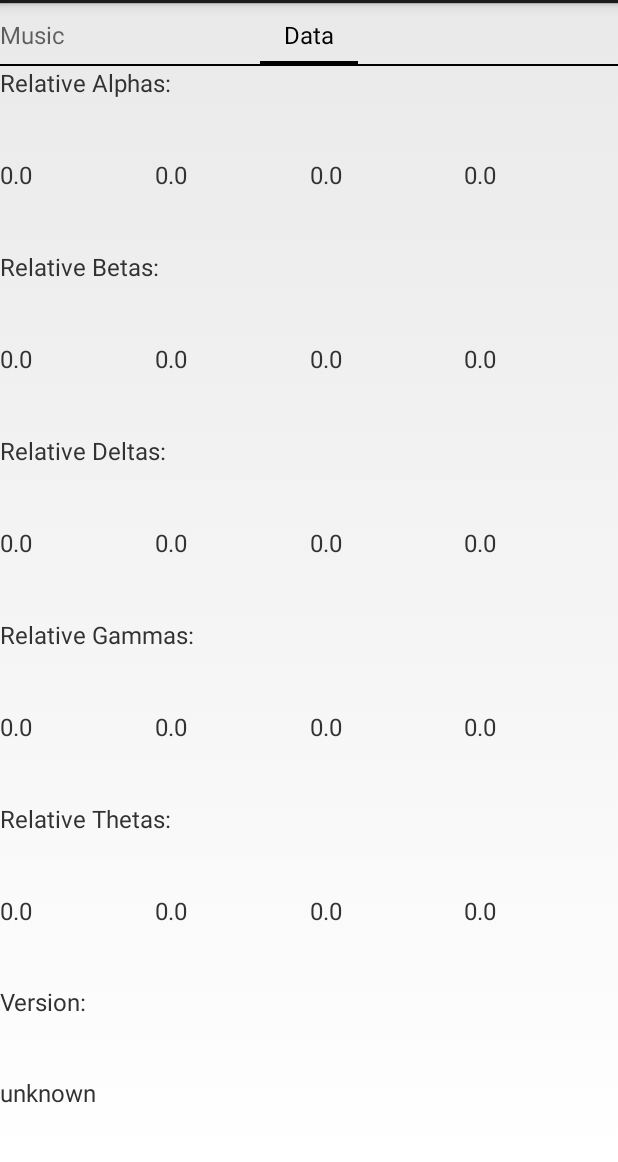
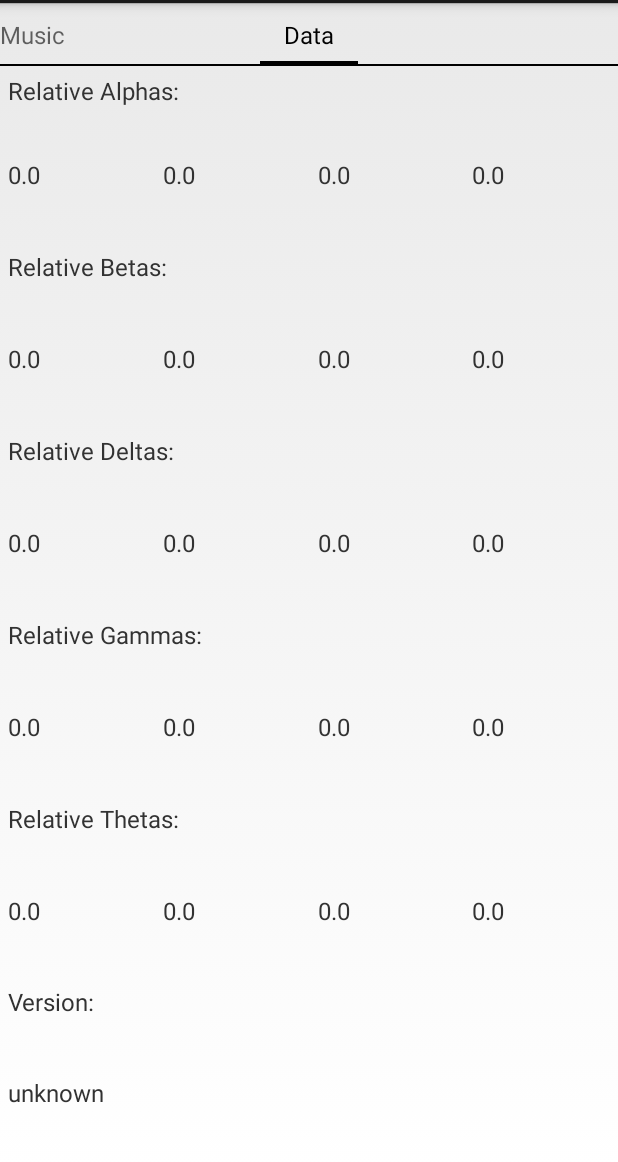
Before and after one commit to ZoeAstra/muse-ic, an Android app: the screen it shows after launch (MainActivity), after a tap on "Data", on a phone screen of 412 x 824 dp, the part 69-1231 px from its top. Run offline under Robolectric (Android 15) with nearby library versions, the phone set to English and light mode, and no system bars.

Commit message:
minor aesthetic changes

```diff
--- a/app/src/main/res/layout/fragmenttab1.xml
+++ b/app/src/main/res/layout/fragmenttab1.xml
@@ -10,7 +10,8 @@
     <LinearLayout
         android:layout_width="match_parent"
         android:layout_height="45dp"
-        android:orientation="horizontal" >
+        android:orientation="horizontal"
+        android:gravity="center_vertical|center_horizontal">
         <Button
             android:id="@+id/refresh"
             android:layout_width="100dp"
@@ -30,21 +31,25 @@
     <TextView
         android:layout_width="fill_parent"
         android:layout_height="wrap_content"
-        android:layout_weight="1"
+        android:layout_weight="0.16"
         android:textSize="16sp"
-        android:text="@string/status" />
+        android:text="@string/status"
+        android:paddingLeft="5dp" />
     <TextView
         android:id="@+id/con_status"
         android:layout_width="fill_parent"
         android:layout_height="wrap_content"
-        android:layout_weight="1"
+        android:layout_weight="0.15"
         android:textSize="16sp"
-        android:text="@string/undefined" />
+        android:text="@string/undefined"
+        android:paddingLeft="5dp" />
 
     <LinearLayout
         android:orientation="vertical"
         android:layout_width="fill_parent"
-        android:layout_height="wrap_content">
+        android:layout_height="wrap_content"
+        android:layout_weight="0.31"
+        android:gravity="center_vertical">
 
         <CheckBox
             android:layout_width="wrap_content"
@@ -83,13 +88,16 @@
         android:layout_width="match_parent"
         android:layout_height="45dp"
         android:orientation="horizontal"
-        android:weightSum="1">
+        android:weightSum="1"
+        android:gravity="center_vertical|center_horizontal"
+        android:layout_weight="0.14">
         <Button
             android:id="@+id/pause"
             android:layout_width="150dp"
-            android:layout_height="40dp"
+            android:layout_height="63dp"
             android:text="@string/pause"
-            android:singleLine="false" />
+            android:singleLine="false"
+            android:layout_weight="0.25" />
 
     </LinearLayout>
 </LinearLayout>
--- a/app/src/main/res/layout/fragmenttab2.xml
+++ b/app/src/main/res/layout/fragmenttab2.xml
@@ -8,7 +8,9 @@ android:layout_height="match_parent">
     android:layout_height="match_parent"
     android:layout_weight="1"
     android:textSize="16sp"
-    android:text="@string/muse_elem" />
+    android:text="@string/muse_elem"
+    android:paddingLeft="5dp"
+    android:paddingTop="5dp" />
 <LinearLayout
     android:layout_width="match_parent"
     android:layout_height="match_parent"
@@ -20,28 +22,32 @@ android:layout_height="match_parent">
         android:layout_height="match_parent"
         android:layout_weight="1"
         android:textSize="16sp"
-        android:text="@string/init_val" />
+        android:text="@string/init_val"
+        android:paddingLeft="5dp" />
     <TextView
         android:id="@+id/elem2"
         android:layout_width="match_parent"
         android:layout_height="match_parent"
         android:layout_weight="1"
         android:textSize="16sp"
-        android:text="@string/init_val" />
+        android:text="@string/init_val"
+        android:paddingLeft="5dp" />
     <TextView
         android:id="@+id/elem3"
         android:layout_width="match_parent"
         android:layout_height="match_parent"
         android:layout_weight="1"
         android:textSize="16sp"
-        android:text="@string/init_val" />
+        android:text="@string/init_val"
+        android:paddingLeft="5dp" />
     <TextView
         android:id="@+id/elem4"
         android:layout_width="match_parent"
         android:layout_height="match_parent"
         android:layout_weight="1"
         android:textSize="16sp"
-        android:text="@string/init_val" />
+        android:text="@string/init_val"
+        android:paddingLeft="5dp" />
 </LinearLayout>
 
 <TextView
@@ -50,7 +56,8 @@ android:layout_height="match_parent">
     android:layout_weight="1"
     android:textSize="16sp"
     android:text="@string/beta_elem"
-    android:id="@+id/betaHead" />
+    android:id="@+id/betaHead"
+    android:paddingLeft="5dp" />
 
 <LinearLayout
     android:layout_width="match_parent"
@@ -64,7 +71,8 @@ android:layout_height="match_parent">
         android:layout_height="match_parent"
         android:layout_weight="1"
         android:textSize="16sp"
-        android:text="@string/init_val" />
+        android:text="@string/init_val"
+        android:paddingLeft="5dp" />
 
     <TextView
         android:id="@+id/beta2"
@@ -72,7 +80,8 @@ android:layout_height="match_parent">
         android:layout_height="match_parent"
         android:layout_weight="1"
         android:textSize="16sp"
-        android:text="@string/init_val" />
+        android:text="@string/init_val"
+        android:paddingLeft="5dp" />
 
     <TextView
         android:id="@+id/beta3"
@@ -80,7 +89,8 @@ android:layout_height="match_parent">
         android:layout_height="match_parent"
         android:layout_weight="1"
         android:textSize="16sp"
-        android:text="@string/init_val" />
+        android:text="@string/init_val"
+        android:paddingLeft="5dp" />
 
     <TextView
         android:id="@+id/beta4"
@@ -88,7 +98,8 @@ android:layout_height="match_parent">
         android:layout_height="match_parent"
         android:layout_weight="1"
         android:textSize="16sp"
-        android:text="@string/init_val" />
+        android:text="@string/init_val"
+        android:paddingLeft="5dp" />
 </LinearLayout>
 
 <TextView
@@ -97,7 +108,8 @@ android:layout_height="match_parent">
     android:layout_weight="1"
     android:textSize="16sp"
     android:text="@string/delta_elem"
-    android:id="@+id/deltaHead" />
+    android:id="@+id/deltaHead"
+    android:paddingLeft="5dp" />
 
 <LinearLayout
     android:layout_width="match_parent"
@@ -111,7 +123,8 @@ android:layout_height="match_parent">
         android:layout_height="match_parent"
         android:layout_weight="1"
         android:textSize="16sp"
-        android:text="@string/init_val" />
+        android:text="@string/init_val"
+        android:paddingLeft="5dp" />
 
     <TextView
         android:id="@+id/delta2"
@@ -119,7 +132,8 @@ android:layout_height="match_parent">
         android:layout_height="match_parent"
         android:layout_weight="1"
         android:textSize="16sp"
-        android:text="@string/init_val" />
+        android:text="@string/init_val"
+        android:paddingLeft="5dp" />
 
     <TextView
         android:id="@+id/delta3"
@@ -127,7 +141,8 @@ android:layout_height="match_parent">
         android:layout_height="match_parent"
         android:layout_weight="1"
         android:textSize="16sp"
-        android:text="@string/init_val" />
+        android:text="@string/init_val"
+        android:paddingLeft="5dp" />
 
     <TextView
         android:id="@+id/delta4"
@@ -135,7 +150,8 @@ android:layout_height="match_parent">
         android:layout_height="match_parent"
         android:layout_weight="1"
         android:textSize="16sp"
-        android:text="@string/init_val" />
+        android:text="@string/init_val"
+        android:paddingLeft="5dp" />
 </LinearLayout>
 
 <TextView
@@ -144,7 +160,8 @@ android:layout_height="match_parent">
     android:layout_weight="1"
     android:textSize="16sp"
     android:text="@string/gamma_elem"
-    android:id="@+id/gammaHead" />
+    android:id="@+id/gammaHead"
+    android:paddingLeft="5dp" />
 
 <LinearLayout
     android:layout_width="match_parent"
@@ -158,7 +175,8 @@ android:layout_height="match_parent">
         android:layout_height="match_parent"
         android:layout_weight="1"
         android:textSize="16sp"
-        android:text="@string/init_val" />
+        android:text="@string/init_val"
+        android:paddingLeft="5dp" />
 
     <TextView
         android:id="@+id/gamma2"
@@ -166,7 +184,8 @@ android:layout_height="match_parent">
         android:layout_height="match_parent"
         android:layout_weight="1"
         android:textSize="16sp"
-        android:text="@string/init_val" />
+        android:text="@string/init_val"
+        android:paddingLeft="5dp" />
 
     <TextView
         android:id="@+id/gamma3"
@@ -174,7 +193,8 @@ android:layout_height="match_parent">
         android:layout_height="match_parent"
         android:layout_weight="1"
         android:textSize="16sp"
-        android:text="@string/init_val" />
+        android:text="@string/init_val"
+        android:paddingLeft="5dp" />
 
     <TextView
         android:id="@+id/gamma4"
@@ -182,7 +202,8 @@ android:layout_height="match_parent">
         android:layout_height="match_parent"
         android:layout_weight="1"
         android:textSize="16sp"
-        android:text="@string/init_val" />
+        android:text="@string/init_val"
+        android:paddingLeft="5dp" />
 </LinearLayout>
 
 <TextView
@@ -191,7 +212,8 @@ android:layout_height="match_parent">
     android:layout_weight="1"
     android:textSize="16sp"
     android:text="@string/theta_elem"
-    android:id="@+id/thetaHead" />
+    android:id="@+id/thetaHead"
+    android:paddingLeft="5dp" />
 
 <LinearLayout
     android:layout_width="match_parent"
@@ -205,7 +227,8 @@ android:layout_height="match_parent">
         android:layout_height="match_parent"
         android:layout_weight="1"
         android:textSize="16sp"
-        android:text="@string/init_val" />
+        android:text="@string/init_val"
+        android:paddingLeft="5dp" />
 
     <TextView
         android:id="@+id/theta2"
@@ -213,7 +236,8 @@ android:layout_height="match_parent">
         android:layout_height="match_parent"
         android:layout_weight="1"
         android:textSize="16sp"
-        android:text="@string/init_val" />
+        android:text="@string/init_val"
+        android:paddingLeft="5dp" />
 
     <TextView
         android:id="@+id/theta3"
@@ -221,7 +245,8 @@ android:layout_height="match_parent">
         android:layout_height="match_parent"
         android:layout_weight="1"
         android:textSize="16sp"
-        android:text="@string/init_val" />
+        android:text="@string/init_val"
+        android:paddingLeft="5dp" />
 
     <TextView
         android:id="@+id/theta4"
@@ -229,7 +254,8 @@ android:layout_height="match_parent">
         android:layout_height="match_parent"
         android:layout_weight="1"
         android:textSize="16sp"
-        android:text="@string/init_val" />
+        android:text="@string/init_val"
+        android:paddingLeft="5dp" />
 </LinearLayout>
 
 <TextView
@@ -237,13 +263,15 @@ android:layout_height="match_parent">
     android:layout_height="match_parent"
     android:layout_weight="1"
     android:textSize="16sp"
-    android:text="@string/version" />
+    android:text="@string/version"
+    android:paddingLeft="5dp" />
 <TextView
     android:id="@+id/version"
     android:layout_width="match_parent"
     android:layout_height="match_parent"
     android:layout_weight="1"
     android:textSize="16sp"
-    android:text="@string/undefined" />
+    android:text="@string/undefined"
+    android:paddingLeft="5dp" />
 
 </LinearLayout>
```
